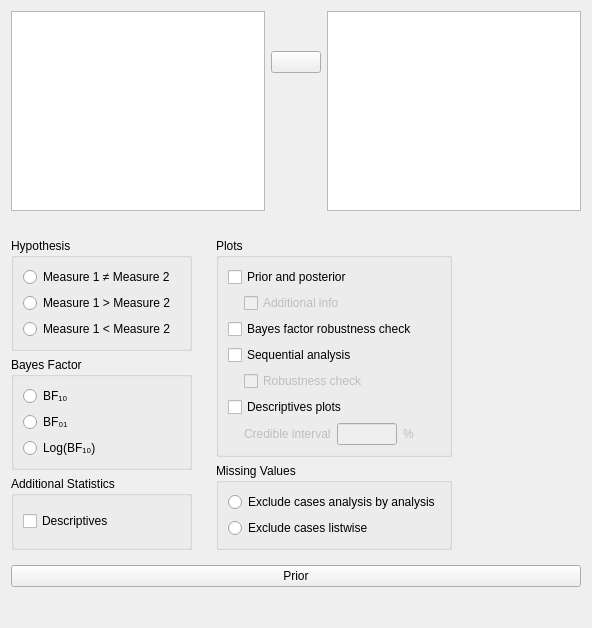
This is JASP-Desktop/analysisforms/ttestbayesianpairedsamplesform.ui in jasp-stats/jasp-desktop as Qt 5 draws it before an edit. The edited form follows.
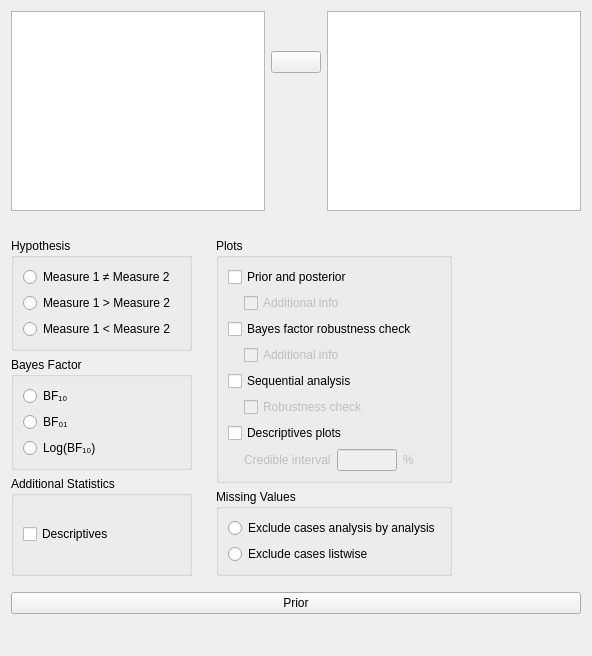
This is the edited form. Custom widgets are drawn as their Qt base class.

Commit message: Additional information for T-Test robustness plots

```diff
--- a/JASP-Desktop/analysisforms/ttestbayesianpairedsamplesform.ui
+++ b/JASP-Desktop/analysisforms/ttestbayesianpairedsamplesform.ui
@@ -7,7 +7,7 @@
     <x>0</x>
     <y>0</y>
     <width>592</width>
-    <height>628</height>
+    <height>656</height>
    </rect>
   </property>
   <property name="sizePolicy">
@@ -486,6 +486,22 @@
               </layout>
              </widget>
             </item>
+            <item row="3" column="1">
+             <widget class="BoundCheckBox" name="plotBayesFactorRobustnessAdditionalInfo">
+              <property name="enabled">
+               <bool>false</bool>
+              </property>
+              <property name="sizePolicy">
+               <sizepolicy hsizetype="Fixed" vsizetype="Fixed">
+                <horstretch>0</horstretch>
+                <verstretch>0</verstretch>
+               </sizepolicy>
+              </property>
+              <property name="text">
+               <string>Additional info</string>
+              </property>
+             </widget>
+            </item>
            </layout>
           </widget>
          </item>
```
Left out of the diff: 16 changed lines with no effect on the pictures. The commit also changes 9 other files.
